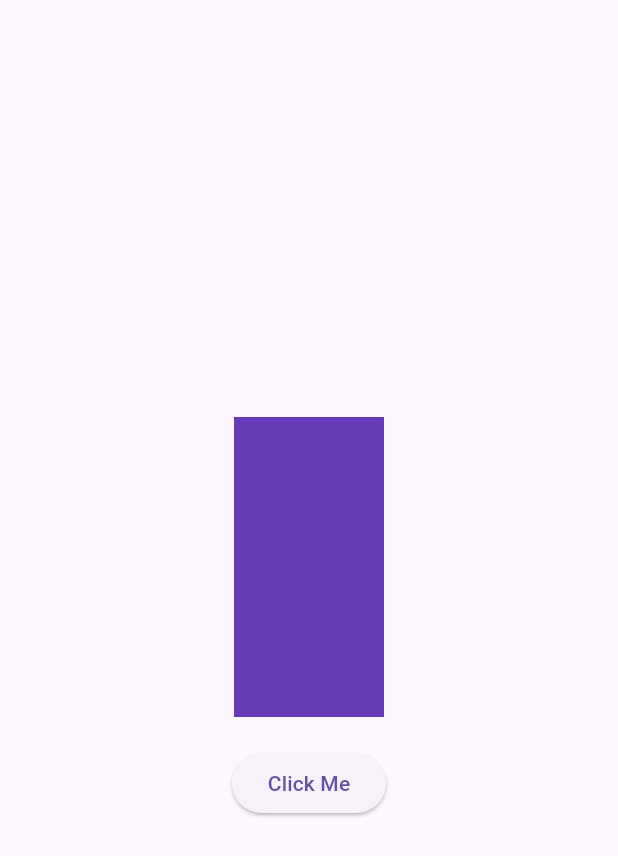
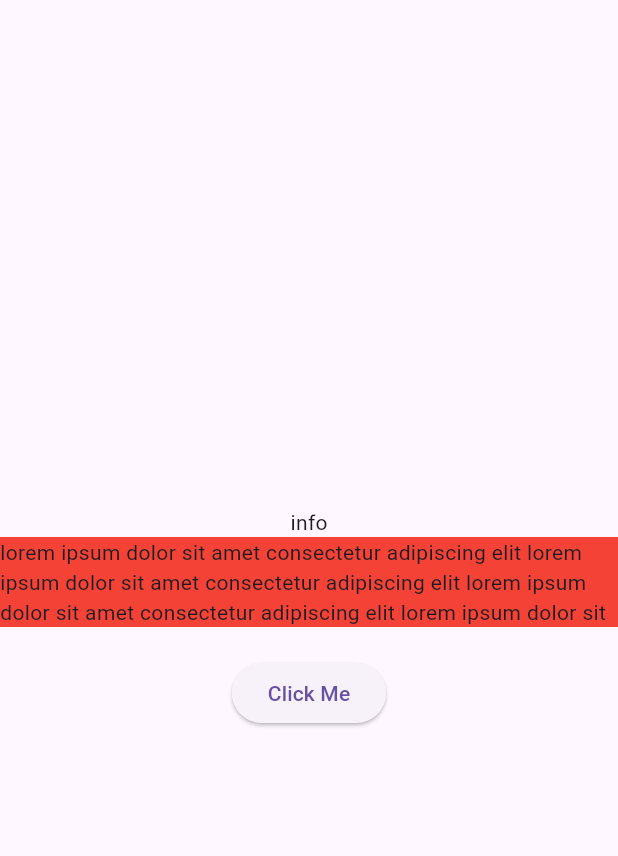
Before and after one commit to Eslam-Hossam1/animation_app, a Flutter app: the screen it shows after launch, on a phone screen of 412 x 824 dp. Shown: the top 856 px of the screen. Run offline on Flutter 3.47's test engine with Material 3 defaults, Android fonts, the phone set to English and light mode, and no system bars.

```diff
--- a/lib/animations_view.dart
+++ b/lib/animations_view.dart
@@ -17,7 +17,7 @@ class _AnimationsViewState extends State<AnimationsView> {
           child: Column(
             mainAxisAlignment: MainAxisAlignment.center,
             children: [
-              DynamicPopups(),
+              CollapsibleFaqSection(),
             ],
           ),
         ),
@@ -26,42 +26,32 @@ class _AnimationsViewState extends State<AnimationsView> {
   }
 }
 
-class DynamicPopups extends StatefulWidget {
-  const DynamicPopups({
+class CollapsibleFaqSection extends StatefulWidget {
+  const CollapsibleFaqSection({
     super.key,
   });
 
   @override
-  State<DynamicPopups> createState() => _DynamicPopupsState();
+  State<CollapsibleFaqSection> createState() => _CollapsibleFaqSectionState();
 }
 
-class _DynamicPopupsState extends State<DynamicPopups> {
+class _CollapsibleFaqSectionState extends State<CollapsibleFaqSection> {
   bool isClicked = false;
   double scale = 1.0;
   @override
   Widget build(BuildContext context) {
     return Column(
       children: [
-        Stack(
-          children: [
-            Image.asset(
-              fit: BoxFit.cover,
-              'assets/gumball-and-darwin-vuxp4qvtbz62xoxn.jpg',
-              height: 200,
-              width: 100,
-            ),
-            AnimatedPositioned(
-              top: isClicked ? 200 : 0,
-              duration: Duration(
-                milliseconds: 800,
-              ),
-              child: Container(
-                height: 200,
-                width: 100,
-                color: Colors.deepPurple,
-              ),
-            ),
-          ],
+        Text('info'),
+        AnimatedContainer(
+          duration: Duration(milliseconds: 500),
+          curve: Curves.easeInOut,
+          height: isClicked ? 200 : 60,
+          color: isClicked ? Colors.blue : Colors.red,
+          child: Center(
+            child: Text(
+                'lorem ipsum dolor sit amet consectetur adipiscing elit lorem ipsum dolor sit amet consectetur adipiscing elit lorem ipsum dolor sit amet consectetur adipiscing elit lorem ipsum dolor sit amet consectetur adipiscing elit lorem ipsum dolor sit amet consectetur adipiscing elit lorem ipsum dolor sit amet consectetur adipiscing elit lorem ipsum dolor sit amet consectetur adipiscing elit lorem ipsum dolor sit amet consectetur adipiscing elit lorem ipsum dolor sit amet consectetur adipiscing elit lorem ipsum dolor sit amet consectetur adipiscing elit lorem ipsum dolor sit amet consectetur adipiscing elit lorem ipsum dolor sit amet consectetur adipiscing elit '),
+          ),
         ),
         SizedBox(
           height: 20,
```
